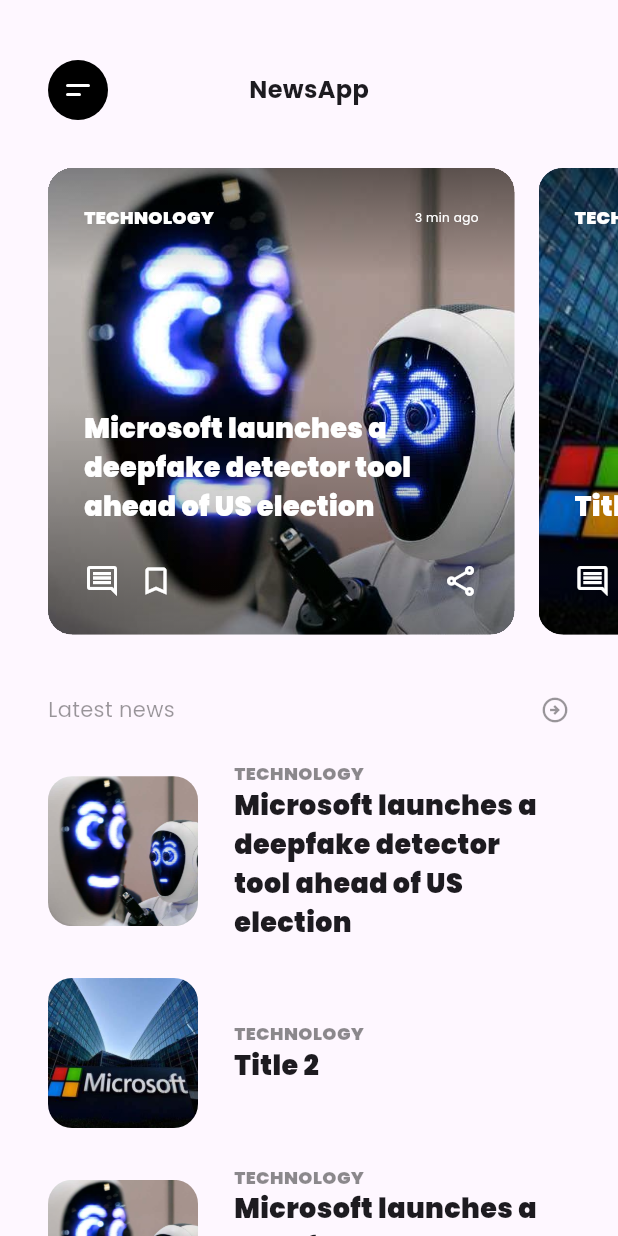
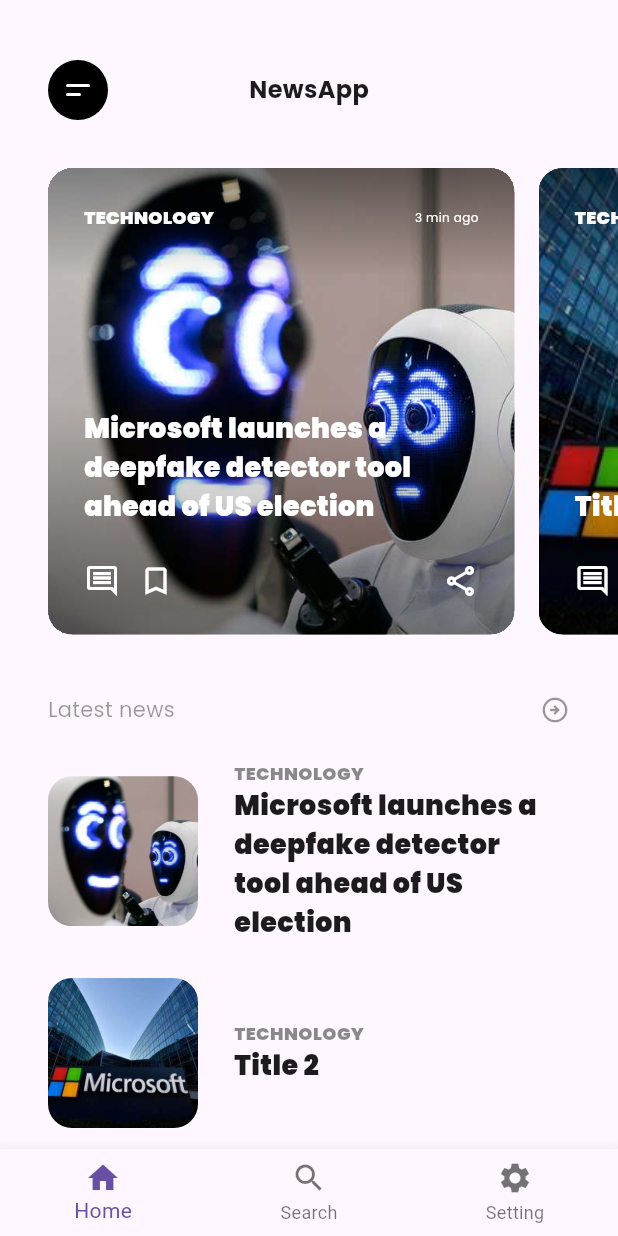
Before and after one commit to DodyDharma440/BootcampFlutter, a Flutter app: the screen it shows after launch, after a tap on "Masuk", on a phone screen of 412 x 824 dp. Run offline on Flutter 3.47's test engine with Material 3 defaults, Android fonts, the phone set to English and light mode, and no system bars; our stand-ins replace google_fonts.

Commit message:
finish tugas 10

```diff
--- /dev/null
+++ b/sanberappflutter/lib/bottom_nav.dart
@@ -0,0 +1,59 @@
+import 'package:flutter/material.dart';
+import 'package:sanberappflutter/home_page.dart';
+import 'package:sanberappflutter/setting_page.dart';
+import 'package:sanberappflutter/search_page.dart';
+
+class BottomNav extends StatefulWidget {
+  final int initialIndex;
+
+  const BottomNav({super.key, this.initialIndex = 0});
+
+  @override
+  State<BottomNav> createState() => _BottomNavState();
+}
+
+class _BottomNavState extends State<BottomNav> {
+  int _currentIndex = 0;
+
+  final List<Widget> _childs = [
+    const HomePage(),
+    const SearchPage(),
+    const SettingPage()
+  ];
+
+  @override
+  void initState() {
+    _currentIndex = widget.initialIndex;
+    super.initState();
+  }
+
+  void onChangeTab(int index) {
+    setState(() {
+      _currentIndex = index;
+    });
+  }
+
+  @override
+  Widget build(BuildContext context) {
+    return Scaffold(
+      body: _childs[_currentIndex],
+      bottomNavigationBar: BottomNavigationBar(
+          currentIndex: _currentIndex,
+          onTap: onChangeTab,
+          items: const [
+            BottomNavigationBarItem(
+              icon: Icon(Icons.home),
+              label: "Home",
+            ),
+            BottomNavigationBarItem(
+              icon: Icon(Icons.search),
+              label: "Search",
+            ),
+            BottomNavigationBarItem(
+              icon: Icon(Icons.settings),
+              label: "Setting",
+            ),
+          ]),
+    );
+  }
+}
--- a/sanberappflutter/lib/get_started.dart
+++ b/sanberappflutter/lib/get_started.dart
@@ -1,7 +1,6 @@
 import 'package:flutter/material.dart';
 import 'package:google_fonts/google_fonts.dart';
 import 'package:sanberappflutter/components/button.dart';
-import 'package:sanberappflutter/home_page.dart';
 
 class GetStartedPage extends StatelessWidget {
   const GetStartedPage({super.key});
@@ -19,8 +18,10 @@ class GetStartedPage extends StatelessWidget {
                 width: double.infinity,
                 height: 330,
                 decoration: const BoxDecoration(
-                    image: DecorationImage(
-                        image: AssetImage("assets/image_news.png"))),
+                  image: DecorationImage(
+                    image: AssetImage("assets/image_news.png"),
+                  ),
+                ),
               ),
               const SizedBox(
                 height: 37,
@@ -44,10 +45,7 @@ class GetStartedPage extends StatelessWidget {
               Button(
                 text: "Masuk",
                 onPressed: () {
-                  Navigator.push(
-                    context,
-                    MaterialPageRoute(builder: (context) => const HomePage()),
-                  );
+                  Navigator.pushReplacementNamed(context, "/main");
                 },
               ),
               const SizedBox(
--- a/sanberappflutter/lib/home_page.dart
+++ b/sanberappflutter/lib/home_page.dart
@@ -50,8 +50,7 @@ class HomePage extends StatelessWidget {
 
   @override
   Widget build(BuildContext context) {
-    return Scaffold(
-      body: SingleChildScrollView(
+    return SingleChildScrollView(
       child: SafeArea(
         child: Padding(
           padding: const EdgeInsets.symmetric(vertical: 40),
@@ -172,7 +171,6 @@ class HomePage extends StatelessWidget {
           ),
         ),
       ),
-      ),
     );
   }
 }
--- /dev/null
+++ b/sanberappflutter/lib/routes/routes.dart
@@ -0,0 +1,10 @@
+import 'package:flutter/material.dart';
+import 'package:sanberappflutter/bottom_nav.dart';
+import 'package:sanberappflutter/get_started.dart';
+
+class Routes {
+  static Map<String, WidgetBuilder> routeList = {
+    '/': (context) => const GetStartedPage(),
+    '/main': (context) => const BottomNav(),
+  };
+}
```
Also changed, not shown: sanberappflutter/lib/detail_news.dart (+4 -7 lines), sanberappflutter/lib/main.dart (+4 -58 lines), sanberappflutter/lib/search_page.dart (added, +18 -0 lines), sanberappflutter/lib/setting_page.dart (added, +24 -0 lines). Lines whose indentation alone changed are shown as unchanged.
